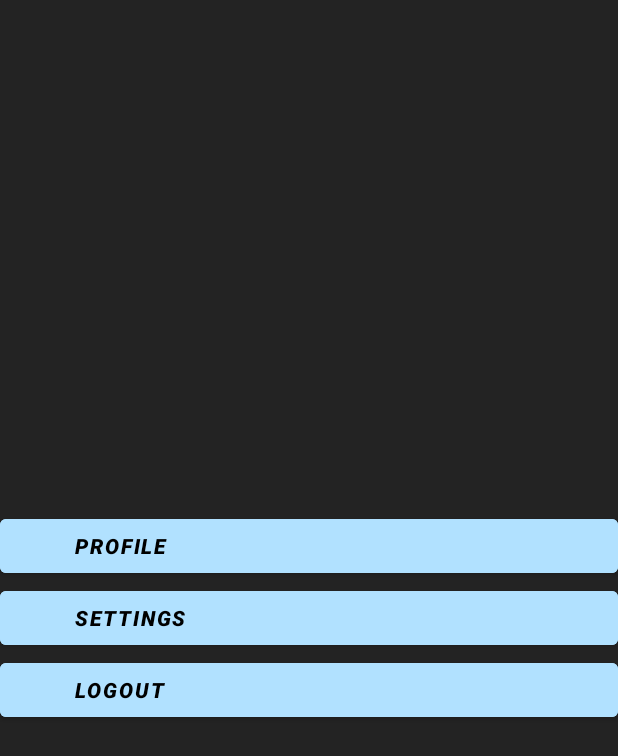
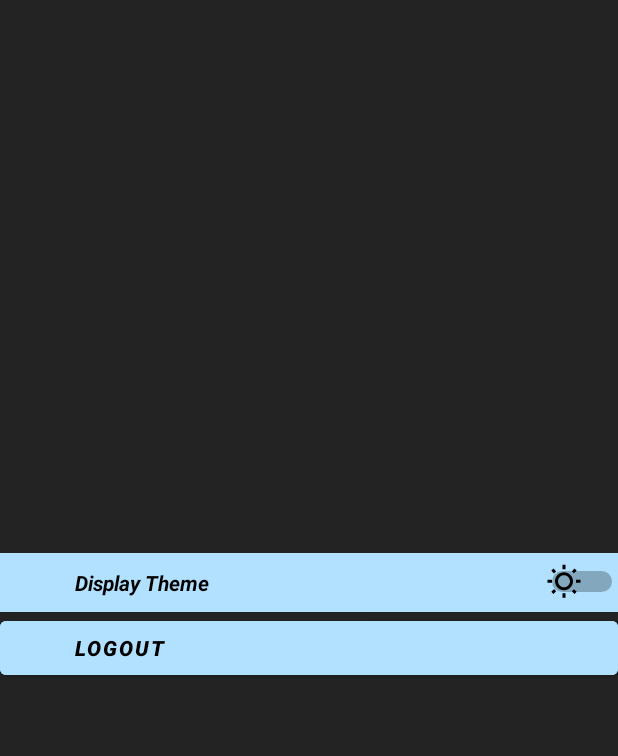
Before and after one commit to Groot2003/FoodManagement, an Android app: the fragment ProfileFragment shown on its own in the app's theme, on a phone screen of 412 x 824 dp. Shown: the top 756 px of the screen. Run offline under Robolectric (Android 15) with nearby library versions, the phone set to English and light mode, and no system bars.

Commit message:
Dark Theme Integration and Logout

```diff
--- a/app/src/main/java/com/example/wastemanagement/ui/profile/ProfileFragment.kt
+++ b/app/src/main/java/com/example/wastemanagement/ui/profile/ProfileFragment.kt
@@ -1,5 +1,6 @@
 package com.example.wastemanagement.ui.profile
 
+import android.annotation.SuppressLint
 import android.content.Intent
 import android.os.Bundle
 import android.util.Log
@@ -10,11 +11,10 @@ import androidx.appcompat.app.AppCompatDelegate
 import androidx.appcompat.app.AppCompatDelegate.MODE_NIGHT_NO
 import androidx.appcompat.app.AppCompatDelegate.MODE_NIGHT_YES
 import androidx.fragment.app.Fragment
-import com.example.wastemanagement.SignUpActivity
-import com.example.wastemanagement.UserViewModel
+import com.example.wastemanagement.*
 import com.example.wastemanagement.databinding.FragmentProfileBinding
 
-class ProfileFragment : Fragment() {
+class ProfileFragment() : Fragment() {
 
     private var _binding: FragmentProfileBinding? = null
     private lateinit var userViewModel : UserViewModel
@@ -23,6 +23,7 @@ class ProfileFragment : Fragment() {
     // onDestroyView.
     private val binding get() = _binding!!
 
+    @SuppressLint("UseSwitchCompatOrMaterialCode")
     override fun onCreateView(
         inflater: LayoutInflater,
         container: ViewGroup?,
@@ -37,7 +38,7 @@ class ProfileFragment : Fragment() {
         }
 
         AppCompatDelegate.setDefaultNightMode(MODE_NIGHT_NO)
-        val displayBTN = binding.settings
+        val displayBTN = binding.display
         displayBTN.setOnClickListener{
             AppCompatDelegate.setDefaultNightMode(MODE_NIGHT_YES)
         }
--- /dev/null
+++ b/app/src/main/res/drawable/dark_sun_24.xml
@@ -0,0 +1,5 @@
+<vector android:height="24dp" android:tint="#FFFFFF"
+    android:viewportHeight="24" android:viewportWidth="24"
+    android:width="24dp" xmlns:android="http://schemas.android.com/apk/res/android">
+    <path android:fillColor="@android:color/white" android:pathData="M6.76,4.84l-1.8,-1.79 -1.41,1.41 1.79,1.79 1.42,-1.41zM4,10.5L1,10.5v2h3v-2zM13,0.55h-2L11,3.5h2L13,0.55zM20.45,4.46l-1.41,-1.41 -1.79,1.79 1.41,1.41 1.79,-1.79zM17.24,18.16l1.79,1.8 1.41,-1.41 -1.8,-1.79 -1.4,1.4zM20,10.5v2h3v-2h-3zM12,5.5c-3.31,0 -6,2.69 -6,6s2.69,6 6,6 6,-2.69 6,-6 -2.69,-6 -6,-6zM11,22.45h2L13,19.5h-2v2.95zM3.55,18.54l1.41,1.41 1.79,-1.8 -1.41,-1.41 -1.79,1.8z"/>
+</vector>
--- /dev/null
+++ b/app/src/main/res/drawable/light_sun_24.xml
@@ -0,0 +1,5 @@
+<vector android:height="24dp" android:tint="#000000"
+    android:viewportHeight="24" android:viewportWidth="24"
+    android:width="24dp" xmlns:android="http://schemas.android.com/apk/res/android">
+    <path android:fillColor="@android:color/white" android:pathData="M6.76,4.84l-1.8,-1.79 -1.41,1.41 1.79,1.79zM1,10.5h3v2L1,12.5zM11,0.55h2L13,3.5h-2zM19.04,3.045l1.408,1.407 -1.79,1.79 -1.407,-1.408zM17.24,18.16l1.79,1.8 1.41,-1.41 -1.8,-1.79zM20,10.5h3v2h-3zM12,5.5c-3.31,0 -6,2.69 -6,6s2.69,6 6,6 6,-2.69 6,-6 -2.69,-6 -6,-6zM12,15.5c-2.21,0 -4,-1.79 -4,-4s1.79,-4 4,-4 4,1.79 4,4 -1.79,4 -4,4zM11,19.5h2v2.95h-2zM3.55,18.54l1.41,1.41 1.79,-1.8 -1.41,-1.41z"/>
+</vector>
--- a/app/src/main/res/layout/fragment_profile.xml
+++ b/app/src/main/res/layout/fragment_profile.xml
@@ -1,34 +1,55 @@
 <?xml version="1.0" encoding="utf-8"?>
 <androidx.constraintlayout.widget.ConstraintLayout xmlns:android="http://schemas.android.com/apk/res/android"
     xmlns:app="http://schemas.android.com/apk/res-auto"
-    xmlns:tools="http://schemas.android.com/tools"
     android:layout_width="match_parent"
     android:layout_height="match_parent"
     style="@style/frag_background">
 
-    <Button
-        android:id="@+id/profile"
-        style="@style/Nav_Button"
+<!--    <Button-->
+<!--        android:id="@+id/profile"-->
+<!--        style="@style/Nav_Button"-->
+<!--        android:layout_width="match_parent"-->
+<!--        android:layout_height="wrap_content"-->
+<!--        android:text="@string/profile_frag_profile"-->
+<!--        app:layout_constraintBottom_toTopOf="@+id/settings"-->
+<!--        app:layout_constraintEnd_toEndOf="parent"-->
+<!--        app:layout_constraintStart_toStartOf="parent"-->
+<!--        app:layout_constraintTop_toTopOf="parent"-->
+<!--        app:layout_constraintVertical_chainStyle="packed" />-->
+
+<!--    <LinearLayout-->
+<!--        android:layout_width="match_parent"-->
+<!--        style="@style/Nav_Switch"-->
+<!--        android:orientation="horizontal"-->
+<!--        android:paddingTop="10dp"-->
+<!--        android:paddingBottom="10dp"-->
+<!--        android:layout_height="wrap_content">-->
+<!--        <TextView-->
+<!--            android:layout_width="wrap_content"-->
+<!--            android:text="@string/profile_frag_display"-->
+<!--            android:layout_height="wrap_content" />-->
+<!--        <Switch-->
+<!--            android:id="@+id/settings"-->
+<!--            style="@style/Nav_Switch"-->
+<!--            android:layout_width="match_parent"-->
+<!--            android:layout_height="wrap_content"-->
+<!--            app:layout_constraintBottom_toTopOf="@+id/logout"-->
+<!--            app:layout_constraintEnd_toEndOf="parent"-->
+<!--            app:layout_constraintStart_toStartOf="parent"-->
+<!--            app:layout_constraintTop_toTopOf="parent"-->
+<!--            app:layout_constraintVertical_chainStyle="packed"/>-->
+<!--    </LinearLayout>-->
+    <Switch
+        android:id="@+id/display"
+        style="@style/Nav_Switch"
         android:layout_width="match_parent"
         android:layout_height="wrap_content"
-        android:text="@string/profile_frag_profile"
-        app:layout_constraintBottom_toTopOf="@+id/settings"
+        android:text="@string/profile_frag_display"
+        app:layout_constraintBottom_toTopOf="@+id/logout"
         app:layout_constraintEnd_toEndOf="parent"
         app:layout_constraintStart_toStartOf="parent"
         app:layout_constraintTop_toTopOf="parent"
-        app:layout_constraintVertical_chainStyle="packed" />
-
-    <Button
-        android:id="@+id/settings"
-        style="@style/Nav_Button"
-        android:layout_width="match_parent"
-        android:layout_height="wrap_content"
-        android:text="@string/profile_frag_settings"
-        app:layout_constraintBottom_toTopOf="@+id/logout"
-        app:layout_constraintEnd_toEndOf="parent"
-        app:layout_constraintStart_toStartOf="parent"
-        app:layout_constraintTop_toBottomOf="@+id/profile"
-        app:layout_constraintVertical_chainStyle="packed" />
+        app:layout_constraintVertical_chainStyle="packed"/>
 
     <Button
         android:id="@+id/logout"
@@ -39,5 +60,5 @@
         app:layout_constraintBottom_toBottomOf="parent"
         app:layout_constraintEnd_toEndOf="parent"
         app:layout_constraintStart_toStartOf="parent"
-        app:layout_constraintTop_toBottomOf="@+id/settings" />
+        app:layout_constraintTop_toBottomOf="@+id/display" />
 </androidx.constraintlayout.widget.ConstraintLayout>
--- a/app/src/main/res/values-night/themes.xml
+++ b/app/src/main/res/values-night/themes.xml
@@ -23,6 +23,16 @@
         <item name="android:backgroundTint">#232323</item>
         <item name="android:gravity">left|center_vertical</item>
         <item name="android:paddingLeft">50dp</item>
+        <item name="android:textColor">@color/white</item>
+        <item name="android:textStyle">bold|italic</item>
+    </style>
+    <style name="Nav_Switch">
+        <item name="android:thumb">@drawable/dark_sun_24</item>
+        <item name="android:background">#232323</item>
+        <item name="android:gravity">left|center_vertical</item>
+        <item name="android:paddingLeft">50dp</item>
+        <item name="android:paddingTop">10dp</item>
+        <item name="android:paddingBottom">10dp</item>
         <item name="android:textColor">@color/white</item>
         <item name="android:textStyle">bold|italic</item>
     </style>
--- a/app/src/main/res/values/strings.xml
+++ b/app/src/main/res/values/strings.xml
@@ -30,7 +30,7 @@
     <string name="title_search">Search</string>
     <string name="title_page">Applied</string>
     <string name="profile_frag_profile">Profile</string>
-    <string name="profile_frag_settings">Settings</string>
+    <string name="profile_frag_display">Display Theme</string>
     <string name="profile_frag_logout">Logout</string>
     <string name="sort_Dis_date">Distribution Date</string>
     <string name="sort_Post_date">Posted Date</string>
--- a/app/src/main/res/values/themes.xml
+++ b/app/src/main/res/values/themes.xml
@@ -24,6 +24,16 @@
         <item name="android:backgroundTint">#B1E1FF</item>
         <item name="android:gravity">left|center_vertical</item>
         <item name="android:paddingLeft">50dp</item>
+        <item name="android:textColor">@color/black</item>
+        <item name="android:textStyle">bold|italic</item>
+    </style>
+    <style name="Nav_Switch">
+        <item name="android:thumb">@drawable/light_sun_24</item>
+        <item name="android:background">#B1E1FF</item>
+        <item name="android:gravity">left|center_vertical</item>
+        <item name="android:paddingLeft">50dp</item>
+        <item name="android:paddingTop">10dp</item>
+        <item name="android:paddingBottom">10dp</item>
         <item name="android:textColor">@color/black</item>
         <item name="android:textStyle">bold|italic</item>
     </style>
```
Also changed, not shown: app/src/main/java/com/example/wastemanagement/MainActivity.kt (+36 -12 lines), app/src/main/java/com/example/wastemanagement/ProfileBS.kt (+26 -6 lines), app/src/main/java/com/example/wastemanagement/SortBS.kt (+21 -4 lines), app/src/main/java/com/example/wastemanagement/ui/sort/SortFragment.kt (+27 -1 lines).
